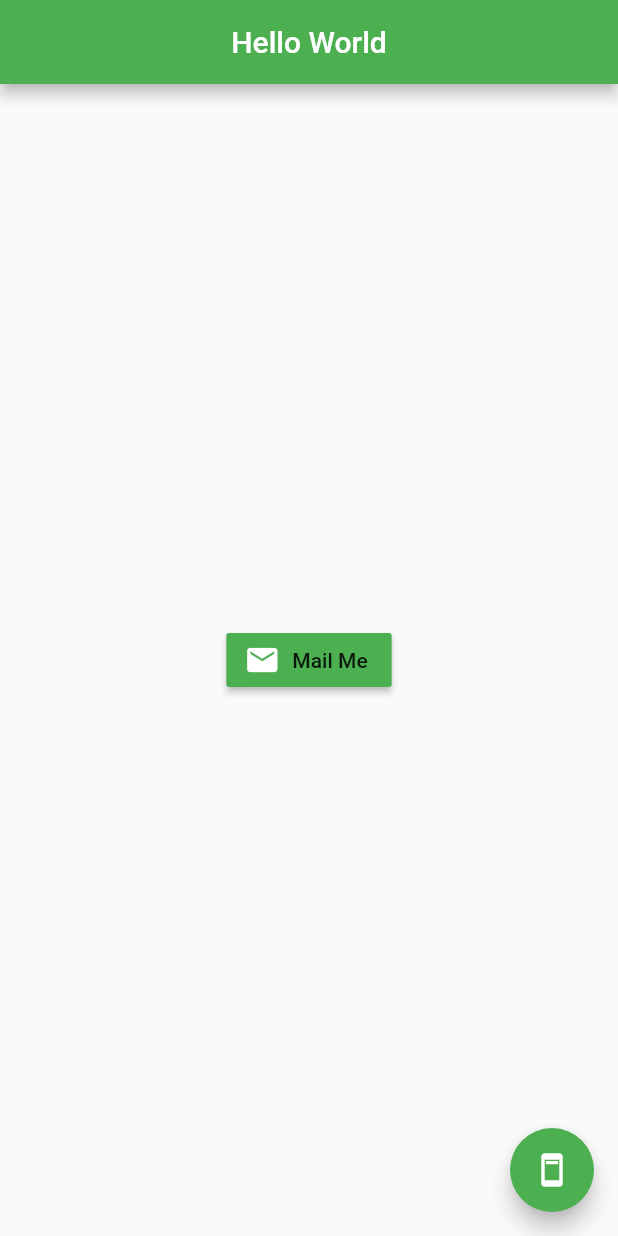
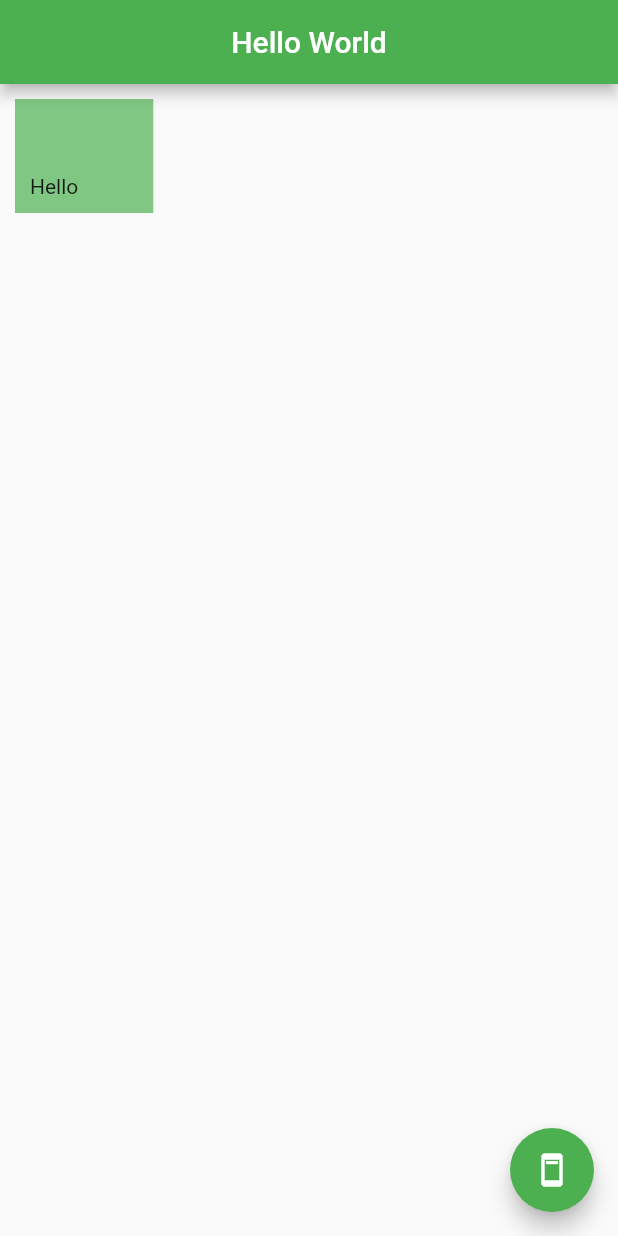
Before and after one commit to harbouli/Flutter, a Flutter app: the screen it shows after launch, on a phone screen of 412 x 824 dp. Run offline on Flutter 3.47's test engine with Material 2 defaults, Android fonts, the phone set to English and light mode, and no system bars.

Commit message:
Padding And Margin

```diff
--- a/lib/main.dart
+++ b/lib/main.dart
@@ -16,20 +16,12 @@ class MyApp extends StatelessWidget {
           ),
           centerTitle: true,
         ),
-        body: Center(
-          child: RaisedButton.icon(
-            color: Colors.green,
-            onPressed: () {
-              print('Send Mail');
-            },
-            icon: const Icon(
-              Icons.mail,
-              color: Colors.white,
-            ),
-            label: const Text(
-              'Mail Me',
-              // style:tColors.accents,
-            ),
+        body: Container(
+          margin: const EdgeInsets.all(10.0),
+          padding: const EdgeInsets.fromLTRB(10, 50, 50, 10),
+          color: Colors.green[300],
+          child: const Text(
+            'Hello',
           ),
         ),
         floatingActionButton: const FloatingActionButton(
@@ -44,11 +36,28 @@ class MyApp extends StatelessWidget {
   }
 }
 
-// class NewW extends StatelessWidget {
-//   const NewW({Key? key}) : super(key: key);
 
-//   @override
-//   Widget build(BuildContext context) {
-//     return Container();
-//   }
-// }
+
+
+
+
+// Buttons :
+// RaisedButton And RaisedButton.Icone
+// FlatButton and FlatButton.Icone === Rippel Button In Raect Native
+// IconeButton
+//
+
+
+
+
+// Padding :
+// padding: const EdgeInsets.all
+// padding: const EdgeInsets.symmetric
+// padding: const EdgeInsets.fromLTRB(left, top, right, bottom)
+
+
+
+// Margin :
+// Margin: const EdgeInsets.all
+// Margin: const EdgeInsets.symmetric
+// Margin: const EdgeInsets.fromLTRB(left, top, right, bottom)
```
